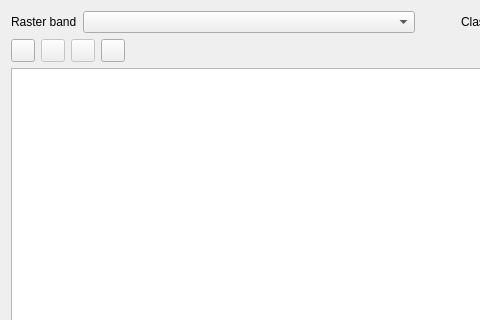
Old version of the form dialogs/Ui_RasterAttributeTableDialog.ui in the repository noaa-ocs-hydrography/qgis-raster-attribute-table-plugin; both pictures show x 0 to 480 and y 0 to 320 of the 967 by 489 pixel window.
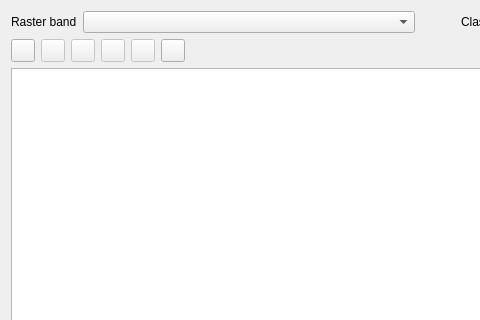
New version of the form.

The edit to the form file:
```diff
--- a/dialogs/Ui_RasterAttributeTableDialog.ui
+++ b/dialogs/Ui_RasterAttributeTableDialog.ui
@@ -89,6 +89,32 @@
         </widget>
        </item>
        <item row="0" column="3">
+        <widget class="QToolButton" name="mAddRowToolButton">
+         <property name="enabled">
+          <bool>false</bool>
+         </property>
+         <property name="toolTip">
+          <string>Delete current row</string>
+         </property>
+         <property name="text">
+          <string/>
+         </property>
+        </widget>
+       </item>
+       <item row="0" column="4">
+        <widget class="QToolButton" name="mRemoveRowToolButton">
+         <property name="enabled">
+          <bool>false</bool>
+         </property>
+         <property name="toolTip">
+          <string>Delete current row</string>
+         </property>
+         <property name="text">
+          <string/>
+         </property>
+        </widget>
+       </item>
+       <item row="0" column="5">
         <widget class="QToolButton" name="mSaveChangesToolButton">
          <property name="toolTip">
           <string>Save changes</string>
```
Left out of the diff: 28 changed lines with no effect on the pictures.
